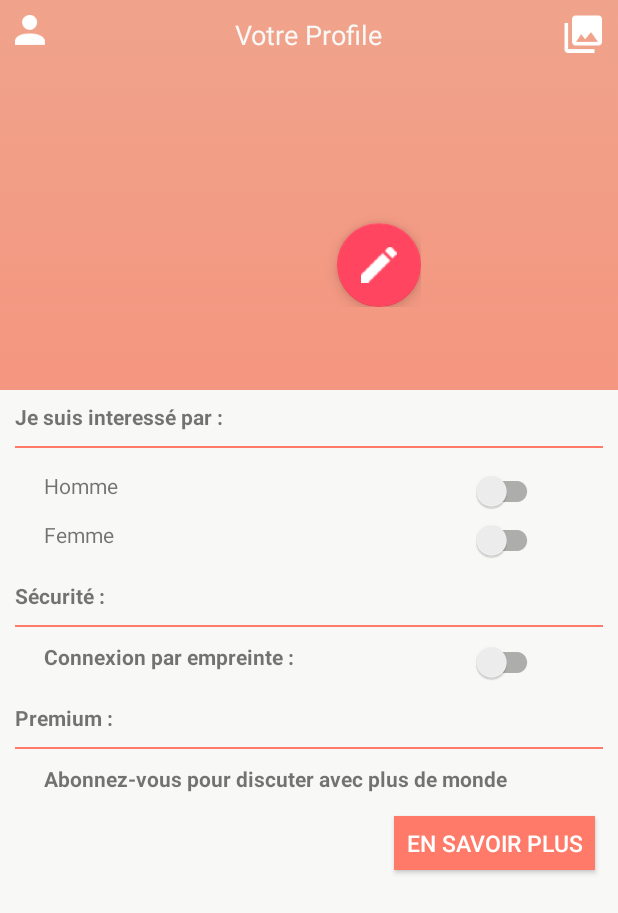
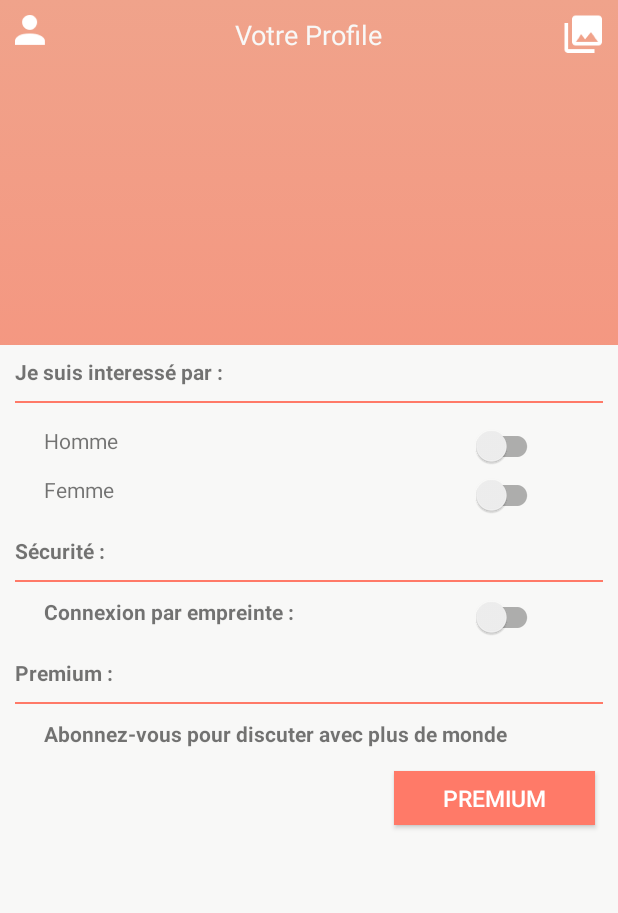
Before and after one commit to Alexyvercruysse/Brookies, an Android app: the ProfileActivity screen opened directly, with no data from a screen before it, on a phone screen of 412 x 824 dp. Shown: the top 913 px of the screen. Run offline under Robolectric (Android 15) with nearby library versions, the phone set to English and light mode, and no system bars; our stand-ins replace CircleImageView, Firebase (no records; nobody signed in at launch, a user with empty details on screens opened directly), Picasso; pictures from the network do not load; 6 statements that could not run were skipped.

```diff
--- a/app/src/main/AndroidManifest.xml
+++ b/app/src/main/AndroidManifest.xml
@@ -1,5 +1,6 @@
 <?xml version="1.0" encoding="utf-8"?>
 <manifest xmlns:android="http://schemas.android.com/apk/res/android"
+    xmlns:tools="http://schemas.android.com/tools"
     package="brookies.iut.com.brookies">
 
     <uses-permission android:name="android.permission.INTERNET" />
@@ -8,6 +9,7 @@
 
     <application
         android:allowBackup="true"
+        tools:replace="icon"
         android:icon="@mipmap/logo"
         android:label="@string/app_name"
         android:roundIcon="@mipmap/logo"
@@ -45,6 +47,9 @@
         <activity
             android:name=".CandidateDetailActivity"
             android:screenOrientation="portrait"/>
+        <activity
+            android:name=".PaymentActivity"
+            android:screenOrientation="portrait" />
     </application>
 
 </manifest>
--- a/app/src/main/java/brookies/iut/com/brookies/ProfileActivity.java
+++ b/app/src/main/java/brookies/iut/com/brookies/ProfileActivity.java
@@ -1,22 +1,19 @@
 package brookies.iut.com.brookies;
 
 import android.content.Intent;
-import android.graphics.Bitmap;
-import android.graphics.BitmapFactory;
-import android.os.AsyncTask;
+import android.os.Bundle;
 import android.support.annotation.NonNull;
 import android.support.design.widget.FloatingActionButton;
 import android.support.v7.app.AppCompatActivity;
-import android.os.Bundle;
 import android.support.v7.widget.SwitchCompat;
 import android.util.Log;
 import android.view.View;
+import android.widget.Button;
 import android.widget.CompoundButton;
 import android.widget.TextView;
 
 import com.google.firebase.auth.FirebaseAuth;
 import com.google.firebase.auth.FirebaseUser;
-import com.google.firebase.database.ChildEventListener;
 import com.google.firebase.database.DataSnapshot;
 import com.google.firebase.database.DatabaseError;
 import com.google.firebase.database.DatabaseReference;
@@ -24,17 +21,13 @@ import com.google.firebase.database.FirebaseDatabase;
 import com.google.firebase.database.ValueEventListener;
 import com.squareup.picasso.Picasso;
 
-import java.io.BufferedInputStream;
-import java.io.IOException;
-import java.io.InputStream;
-import java.net.HttpURLConnection;
-import java.net.MalformedURLException;
-import java.net.URL;
-
 import brookies.iut.com.brookies.model.User;
 import de.hdodenhof.circleimageview.CircleImageView;
 
 public class ProfileActivity extends AppCompatActivity {
+
+    private static final String txtIsPremium = "Votre abonnement premium est actif";
+    private static final String txtIsNotPremium = "Abonnez-vous pour discuter avec plus de monde";
 
     private static final String TAG = "ProfileActivity";
     private FirebaseAuth mAuth;
@@ -47,6 +40,8 @@ public class ProfileActivity extends AppCompatActivity {
     private SwitchCompat womanSwitch;
     private User user;
     private FloatingActionButton editProfileButton;
+    private Button premiumButton;
+    private TextView tvPremium;
 
     @Override
     protected void onCreate(Bundle savedInstanceState) {
@@ -60,6 +55,8 @@ public class ProfileActivity extends AppCompatActivity {
         mDatabase = FirebaseDatabase.getInstance().getReference();
         editProfileButton = (FloatingActionButton) findViewById(R.id.editProfileFloatingButton);
         profileImage = (CircleImageView) findViewById(R.id.profile_image);
+        premiumButton = (Button) findViewById(R.id.btnPremium);
+        tvPremium = (TextView) findViewById(R.id.act_profile_tv_premium);
         mAuthListener = new FirebaseAuth.AuthStateListener() {
             @Override
             public void onAuthStateChanged(@NonNull FirebaseAuth firebaseAuth) {
@@ -82,6 +79,15 @@ public class ProfileActivity extends AppCompatActivity {
                 manSwitch.setChecked(user.getLikeMen());
                 womanSwitch.setChecked(user.getLikeWomen());
                 Picasso.with(getApplication()).load(user.getPictures().get(0).getUrl()).into(profileImage);
+                if(user.getIsPremium()){
+                    premiumButton.setEnabled(false);
+                    premiumButton.setBackgroundColor(getResources().getColor(R.color.charcoal_grey));
+                    tvPremium.setText(txtIsPremium);
+                } else {
+                    premiumButton.setEnabled(true);
+                    premiumButton.setBackgroundColor(getResources().getColor(R.color.salmon));
+                    tvPremium.setText(txtIsNotPremium);
+                }
             }
 
             @Override
@@ -112,5 +118,18 @@ public class ProfileActivity extends AppCompatActivity {
                 startActivity(editProfile);
             }
         });
+
+
+        premiumButton.setOnClickListener(new View.OnClickListener() {
+            @Override
+            public void onClick(View view) {
+                Intent intentPremium = new Intent(ProfileActivity.this, PaymentActivity.class);
+                intentPremium.putExtra("userId", userId);
+                startActivity(intentPremium);
+            }
+        });
+
     }
+
+
 }
--- a/app/src/main/res/layout/activity_profile.xml
+++ b/app/src/main/res/layout/activity_profile.xml
@@ -10,7 +10,7 @@
 
     <RelativeLayout
         android:layout_width="match_parent"
-        android:layout_height="260dp"
+        android:layout_height="230dp"
         android:orientation="vertical">
 
         <RelativeLayout
@@ -63,7 +63,8 @@
                         android:layout_width="150dp"
                         android:layout_height="150dp"
                         android:layout_weight="1"
-                        android:layout_gravity="center" />
+                        android:src="@drawable/profile"
+                        android:layout_marginTop="34dp"/>
 
                     <android.support.design.widget.FloatingActionButton
                         android:id="@+id/editProfileFloatingButton"
@@ -74,26 +75,27 @@
                 </FrameLayout>
 
             </RelativeLayout>
-        </LinearLayout>
+
+
             <TextView
                 android:id="@+id/tvName"
+                android:layout_marginTop="10dp"
                 android:layout_width="wrap_content"
                 android:layout_height="wrap_content"
                 android:textColor="@color/white"
-            android:layout_alignParentBottom="true"
-            android:layout_centerInParent="true"
-            android:layout_marginBottom="13dp"
+                android:layout_gravity="center"
                 android:textSize="20dp" />
+
+        </LinearLayout>
+
     </RelativeLayout>
 
-    <ScrollView
-        android:layout_width="match_parent"
-        android:layout_height="match_parent"
-        android:background="@color/white">
     <LinearLayout
         android:layout_width="match_parent"
         android:layout_height="match_parent"
+        android:background="@color/white"
         android:orientation="vertical">
+
 
         <TextView
             android:layout_width="wrap_content"
@@ -208,17 +210,16 @@
             android:background="@color/salmon" />
 
         <TextView
-                android:id="@+id/isPremium"
+            android:id="@+id/act_profile_tv_premium"
             android:layout_width="wrap_content"
             android:layout_height="wrap_content"
             android:layout_marginLeft="29dp"
-                android:textStyle="bold"
-                android:text="Abonnez-vous pour discuter avec plus de monde"/>
+            android:textStyle="bold" />
 
         <Button
-                android:id="@+id/btnCall"
+            android:id="@+id/btnPremium"
             android:layout_margin="15dp"
-                android:text="En savoir plus"
+            android:text="Premium"
             android:textColor="#FFFFFF"
             android:textSize="15sp"
             android:layout_gravity="right"
@@ -227,5 +228,5 @@
             android:background="@color/salmon" />
 
     </LinearLayout>
-    </ScrollView>
+
 </LinearLayout>
```
Also changed, not shown: app/build.gradle (+11 -0 lines), app/src/main/java/brookies/iut/com/brookies/API/APIClient.java (added, +26 -0 lines), app/src/main/java/brookies/iut/com/brookies/API/APIInterface.java (added, +20 -0 lines), app/src/main/java/brookies/iut/com/brookies/PaymentActivity.java (added, +144 -0 lines), app/src/main/java/brookies/iut/com/brookies/model/ParamsPayment.java (added, +24 -0 lines), app/src/main/java/brookies/iut/com/brookies/model/ResponsePayment.java (added, +18 -0 lines), app/src/main/res/layout/activity_payment.xml (added, +19 -0 lines), 1 other file. Lines whose indentation alone changed are shown as unchanged.
